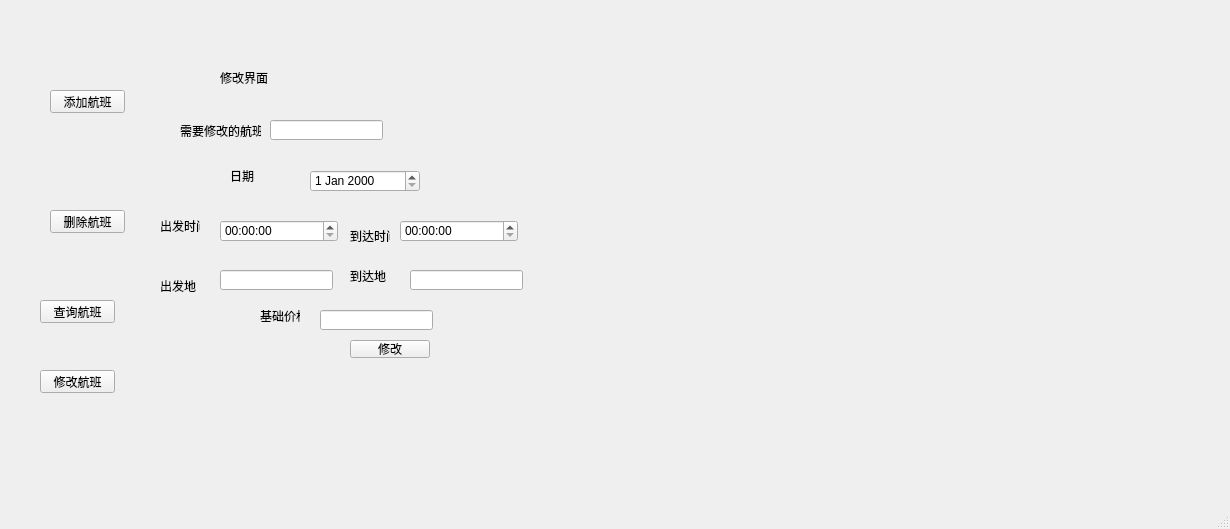
KamChiHei/330, file Pro1 mk34/admin_form.ui: the form before one commit.
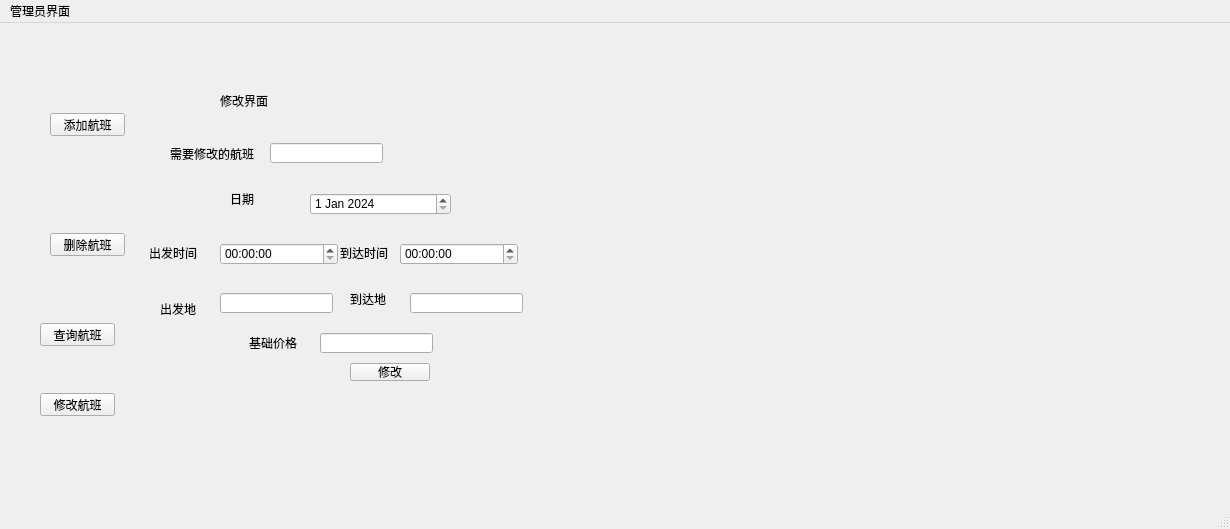
The form after the commit. The open tabs and pages were chosen to show the change.

```diff
--- a/Pro1 mk34/admin_form.ui
+++ b/Pro1 mk34/admin_form.ui
@@ -515,9 +515,9 @@
      <widget class="QLabel" name="label_21">
       <property name="geometry">
        <rect>
-        <x>30</x>
+        <x>20</x>
         <y>70</y>
-        <width>81</width>
+        <width>91</width>
         <height>21</height>
        </rect>
       </property>
@@ -540,10 +540,17 @@
        <rect>
         <x>160</x>
         <y>120</y>
-        <width>110</width>
+        <width>141</width>
         <height>22</height>
        </rect>
       </property>
+      <property name="date">
+       <date>
+        <year>2024</year>
+        <month>1</month>
+        <day>1</day>
+       </date>
+      </property>
      </widget>
      <widget class="QTimeEdit" name="timeEdit_needToUpdateDepartureTime">
       <property name="geometry">
@@ -624,10 +631,10 @@
      <widget class="QLabel" name="label_23">
       <property name="geometry">
        <rect>
-        <x>10</x>
+        <x>-1</x>
         <y>170</y>
-        <width>40</width>
-        <height>12</height>
+        <width>51</width>
+        <height>20</height>
        </rect>
       </property>
       <property name="text">
@@ -650,10 +657,10 @@
      <widget class="QLabel" name="label_25">
       <property name="geometry">
        <rect>
-        <x>200</x>
-        <y>180</y>
-        <width>40</width>
-        <height>12</height>
+        <x>190</x>
+        <y>170</y>
+        <width>51</width>
+        <height>20</height>
        </rect>
       </property>
       <property name="text">
@@ -676,10 +683,10 @@
      <widget class="QLabel" name="label_27">
       <property name="geometry">
        <rect>
-        <x>110</x>
+        <x>99</x>
         <y>260</y>
-        <width>40</width>
-        <height>12</height>
+        <width>51</width>
+        <height>20</height>
        </rect>
       </property>
       <property name="text">
@@ -747,9 +754,15 @@
      <x>0</x>
      <y>0</y>
      <width>1230</width>
-     <height>24</height>
+     <height>17</height>
     </rect>
    </property>
+   <widget class="QMenu" name="menu">
+    <property name="title">
+     <string>管理员界面</string>
+    </property>
+   </widget>
+   <addaction name="menu"/>
   </widget>
   <widget class="QStatusBar" name="statusbar"/>
  </widget>
```
Left out of the diff: 8 changed lines with no effect on the pictures.
